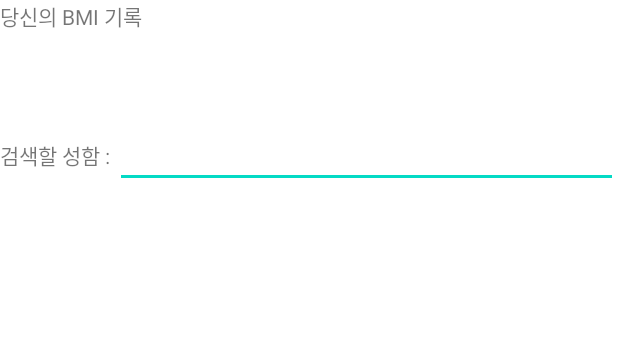
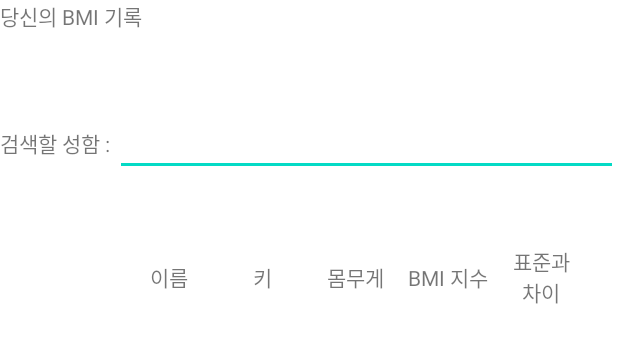
Before and after one commit to e994301s/BMI_Project, an Android app: the layout activity_eighth.xml on its own in the app's theme, with its tools: preview values and no code run, on a phone screen of 412 x 824 dp. Shown: the top 343 px of the screen. Run offline under Robolectric (Android 15) with nearby library versions, the phone set to English and light mode, and no system bars.

Commit message:
DB almost

```diff
--- a/BMI_2/app/src/main/java/com/android/bmi_2/SeventhActivity.java
+++ b/BMI_2/app/src/main/java/com/android/bmi_2/SeventhActivity.java
@@ -136,7 +136,7 @@ public class SeventhActivity extends Activity {
 //            resultRecommend.setTextColor(ContextCompat.getColor(this, R.color.sky));
 //            resultRecommend.setText("저체중");
 //            resultRecommend1.setText("당신은 근육량을 " + (weightCalc()-weight) + "kg 증량을 추천합니다!");
-            resulticon =  R.drawable.lower;
+            resulticon =  R.drawable.m1;
         } else if (bmiResultCalc>=18.6 && bmiResultCalc<22.9){
            // resultBMI.setTextColor(ContextCompat.getColor(this, R.color.green));
             resultBMI.setText(Double.toString(bmiCalc()).substring(0, 5));
@@ -144,7 +144,7 @@ public class SeventhActivity extends Activity {
 //            resultRecommend.setTextColor(ContextCompat.getColor(this, R.color.green));
 //            resultRecommend.setText("정상");
 //            resultRecommend1.setText("당신은 꾸준한 운동으로 현재 몸을 유지 하세요!");
-            resulticon = R.drawable.normal;
+            resulticon = R.drawable.m2;
 
         } else if (bmiResultCalc>=22.9 && bmiResultCalc<24.9) {
            // resultBMI.setTextColor(ContextCompat.getColor(this, R.color.red));
@@ -154,7 +154,7 @@ public class SeventhActivity extends Activity {
 //            resultRecommend.setText("과체중");
 //            resultRecommend1.setText("당신은 체중을 " + (weight - weightCalc()) + "kg 감량을 위해\n운동이 필요합니다!");
 
-            resulticon = R.drawable.over;
+            resulticon = R.drawable.m3;
         } else if (bmiResultCalc>=24.9){
            // resultBMI.setTextColor(ContextCompat.getColor(this, R.color.red));
             resultBMI.setText(Double.toString(bmiCalc()).substring(0, 5));
@@ -162,7 +162,7 @@ public class SeventhActivity extends Activity {
 //            resultRecommend.setTextColor(ContextCompat.getColor(this, R.color.red));
 //            resultRecommend.setText("비만");
 //            resultRecommend1.setText("-1당신은 체중을 " + (weight - weightCalc()) + "kg 감량을 위해\n운동과 식이요법을 병행하셔야 합니다!");
-            resulticon = R.drawable.fat;
+            resulticon = R.drawable.m4;
         }
         return resulticon;
     }
--- a/BMI_2/app/src/main/res/layout/activity_eighth.xml
+++ b/BMI_2/app/src/main/res/layout/activity_eighth.xml
@@ -30,6 +30,60 @@
             />
 
     </LinearLayout>
+    <LinearLayout
+        android:layout_width="match_parent"
+        android:layout_height="wrap_content"
+        android:layout_margin="20dp"
+        >
+        <TextView
+            android:layout_width="0px"
+            android:layout_height="wrap_content"
+            android:layout_gravity="center"
+            android:layout_weight="1"
+            />
+        <TextView
+            android:layout_width="0px"
+            android:layout_height="wrap_content"
+            android:layout_gravity="center"
+            android:layout_weight="1"
+            android:text="이름"
+            android:gravity="center"
+            />
+        <TextView
+            android:layout_width="0px"
+            android:layout_height="wrap_content"
+            android:layout_gravity="center"
+            android:layout_weight="1"
+            android:text="키"
+            android:gravity="center"
+            />
+        <TextView
+            android:layout_width="0px"
+            android:layout_height="wrap_content"
+            android:layout_gravity="center"
+            android:layout_weight="1"
+            android:text="몸무게"
+            android:gravity="center"
+            />
+
+        <TextView
+            android:layout_width="0px"
+            android:layout_height="wrap_content"
+            android:layout_gravity="center"
+            android:layout_weight="1"
+            android:gravity="center"
+            android:text="BMI 지수"
+            />
+        <TextView
+            android:id="@+id/needhis"
+            android:layout_width="0px"
+            android:layout_height="wrap_content"
+            android:layout_gravity="center"
+            android:layout_weight="1"
+            android:text="표준과    차이"
+            android:gravity="center"
+            />
+    </LinearLayout>
     <ListView
         android:id="@+id/list"
         android:layout_width="match_parent"
--- a/BMI_2/app/src/main/res/layout/activity_main.xml
+++ b/BMI_2/app/src/main/res/layout/activity_main.xml
@@ -46,6 +46,7 @@
         android:layout_width="wrap_content"
         android:layout_height="wrap_content"
         android:hint="이름을 입력하세요"
+        android:singleLine="true"
         android:layout_gravity="center"/>
     <Button
         android:id="@+id/enter_main"
--- a/BMI_2/app/src/main/res/layout/eighth_layout.xml
+++ b/BMI_2/app/src/main/res/layout/eighth_layout.xml
@@ -22,8 +22,8 @@
                 android:layout_height="wrap_content"
                 android:layout_gravity="center"
                 android:layout_weight="1"
-                android:maxHeight="100px"
-                android:maxWidth="100px"
+                android:maxHeight="200px"
+                android:maxWidth="200px"
                 android:adjustViewBounds="true"
                 android:scaleType="fitStart"
                 />
```
